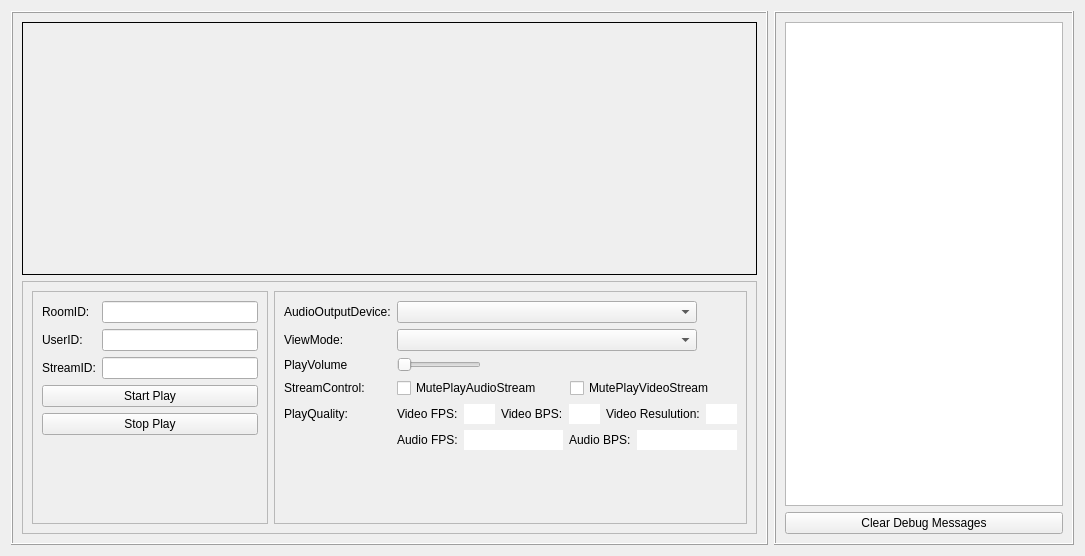
This is Play/ZegoPlayDemo.ui in zegoim/zego-express-example-topics-cpp as Qt 5 draws it before an edit. The edited form follows.
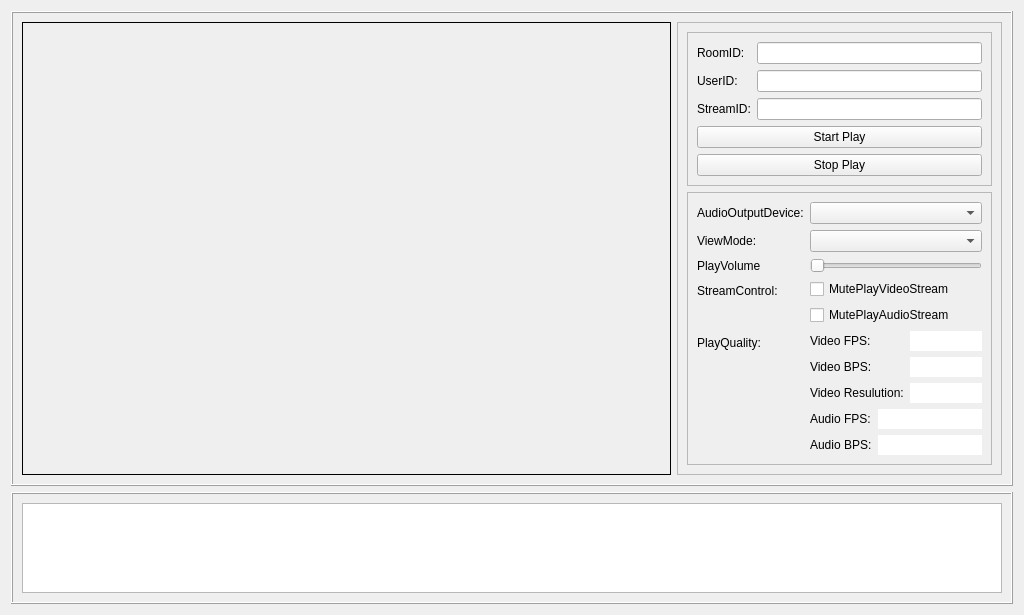
This is the edited form.

Diff of the .ui file:
```diff
--- a/Play/ZegoPlayDemo.ui
+++ b/Play/ZegoPlayDemo.ui
@@ -6,14 +6,14 @@
    <rect>
     <x>0</x>
     <y>0</y>
-    <width>1085</width>
-    <height>556</height>
+    <width>1024</width>
+    <height>615</height>
    </rect>
   </property>
   <property name="windowTitle">
    <string>Form</string>
   </property>
-  <layout class="QHBoxLayout" name="horizontalLayout" stretch="3,1">
+  <layout class="QVBoxLayout" name="verticalLayout_3" stretch="3,1">
    <item>
     <widget class="QFrame" name="frame">
      <property name="frameShape">
@@ -22,7 +22,7 @@
      <property name="frameShadow">
       <enum>QFrame::Raised</enum>
      </property>
-     <layout class="QVBoxLayout" name="verticalLayout" stretch="1,1">
+     <layout class="QHBoxLayout" name="horizontalLayout" stretch="2,1">
       <item>
        <widget class="QFrame" name="frame_remote_video">
         <property name="sizePolicy">
@@ -38,13 +38,19 @@
       </item>
       <item>
        <widget class="QFrame" name="frame_2">
+        <property name="maximumSize">
+         <size>
+          <width>500</width>
+          <height>16777215</height>
+         </size>
+        </property>
         <property name="frameShape">
          <enum>QFrame::StyledPanel</enum>
         </property>
         <property name="frameShadow">
          <enum>QFrame::Raised</enum>
         </property>
-        <layout class="QHBoxLayout" name="horizontalLayout_3" stretch="1,2">
+        <layout class="QVBoxLayout" name="verticalLayout" stretch="0,0,1">
          <item>
           <widget class="QFrame" name="frame_4">
            <property name="frameShape">
@@ -64,7 +70,7 @@
             <item row="0" column="1">
              <widget class="QLineEdit" name="lineEdit_roomID">
               <property name="sizePolicy">
-               <sizepolicy hsizetype="Preferred" vsizetype="Fixed">
+               <sizepolicy hsizetype="Preferred" vsizetype="Preferred">
                 <horstretch>0</horstretch>
                 <verstretch>0</verstretch>
                </sizepolicy>
@@ -81,7 +87,7 @@
             <item row="2" column="1">
              <widget class="QLineEdit" name="lineEdit_streamID">
               <property name="sizePolicy">
-               <sizepolicy hsizetype="Preferred" vsizetype="Fixed">
+               <sizepolicy hsizetype="Preferred" vsizetype="Preferred">
                 <horstretch>0</horstretch>
                 <verstretch>0</verstretch>
                </sizepolicy>
@@ -90,6 +96,12 @@
             </item>
             <item row="6" column="0" colspan="2">
              <widget class="QPushButton" name="pushButton_startPlay">
+              <property name="sizePolicy">
+               <sizepolicy hsizetype="Preferred" vsizetype="Preferred">
+                <horstretch>0</horstretch>
+                <verstretch>0</verstretch>
+               </sizepolicy>
+              </property>
               <property name="text">
                <string>Start Play</string>
               </property>
@@ -97,6 +109,12 @@
             </item>
             <item row="7" column="0" colspan="2">
              <widget class="QPushButton" name="pushButton_stopPlay">
+              <property name="sizePolicy">
+               <sizepolicy hsizetype="Preferred" vsizetype="Preferred">
+                <horstretch>0</horstretch>
+                <verstretch>0</verstretch>
+               </sizepolicy>
+              </property>
               <property name="text">
                <string>Stop Play</string>
               </property>
@@ -110,7 +128,14 @@
              </widget>
             </item>
             <item row="1" column="1">
-             <widget class="QLineEdit" name="lineEdit_userID"/>
+             <widget class="QLineEdit" name="lineEdit_userID">
+              <property name="sizePolicy">
+               <sizepolicy hsizetype="Preferred" vsizetype="Preferred">
+                <horstretch>0</horstretch>
+                <verstretch>0</verstretch>
+               </sizepolicy>
+              </property>
+             </widget>
             </item>
            </layout>
           </widget>
@@ -134,14 +159,14 @@
             <item row="0" column="1">
              <widget class="QComboBox" name="comboBox_audioOutputDevice">
               <property name="sizePolicy">
-               <sizepolicy hsizetype="Fixed" vsizetype="Fixed">
+               <sizepolicy hsizetype="Preferred" vsizetype="Preferred">
                 <horstretch>0</horstretch>
                 <verstretch>0</verstretch>
                </sizepolicy>
               </property>
               <property name="maximumSize">
                <size>
-                <width>300</width>
+                <width>16777215</width>
                 <height>16777215</height>
                </size>
               </property>
@@ -157,14 +182,14 @@
             <item row="1" column="1">
              <widget class="QComboBox" name="comboBox_viewmode">
               <property name="sizePolicy">
-               <sizepolicy hsizetype="Fixed" vsizetype="Fixed">
+               <sizepolicy hsizetype="Preferred" vsizetype="Preferred">
                 <horstretch>0</horstretch>
                 <verstretch>0</verstretch>
                </sizepolicy>
               </property>
               <property name="maximumSize">
                <size>
-                <width>300</width>
+                <width>16777215</width>
                 <height>16777215</height>
                </size>
               </property>
@@ -180,7 +205,7 @@
             <item row="2" column="1">
              <widget class="QSlider" name="slider_playVolume">
               <property name="sizePolicy">
-               <sizepolicy hsizetype="Fixed" vsizetype="Fixed">
+               <sizepolicy hsizetype="Preferred" vsizetype="Preferred">
                 <horstretch>0</horstretch>
                 <verstretch>0</verstretch>
                </sizepolicy>
@@ -201,14 +226,7 @@
              </widget>
             </item>
             <item row="3" column="1">
-             <layout class="QHBoxLayout" name="horizontalLayout_2">
-              <item>
-               <widget class="QCheckBox" name="checkBox_mutePlayStreamAudio">
-                <property name="text">
-                 <string>MutePlayAudioStream</string>
-                </property>
-               </widget>
-              </item>
+             <layout class="QVBoxLayout" name="verticalLayout_4">
               <item>
                <widget class="QCheckBox" name="checkBox_mutePlayStreamVideo">
                 <property name="text">
@@ -216,6 +234,13 @@
                 </property>
                </widget>
               </item>
+              <item>
+               <widget class="QCheckBox" name="checkBox_mutePlayStreamAudio">
+                <property name="text">
+                 <string>MutePlayAudioStream</string>
+                </property>
+               </widget>
+              </item>
              </layout>
             </item>
             <item row="4" column="0">
@@ -226,15 +251,15 @@
              </widget>
             </item>
             <item row="4" column="1">
-             <layout class="QHBoxLayout" name="horizontalLayout_7">
-              <item>
+             <layout class="QFormLayout" name="formLayout_3">
+              <item row="0" column="0">
                <widget class="QLabel" name="label_9">
                 <property name="text">
                  <string>Video FPS:</string>
                 </property>
                </widget>
               </item>
-              <item>
+              <item row="0" column="1">
                <widget class="QLineEdit" name="lineEdit_videoFPS">
                 <property name="frame">
                  <bool>false</bool>
@@ -244,14 +269,14 @@
                 </property>
                </widget>
               </item>
-              <item>
+              <item row="1" column="0">
                <widget class="QLabel" name="label_11">
                 <property name="text">
                  <string>Video BPS:</string>
                 </property>
                </widget>
               </item>
-              <item>
+              <item row="1" column="1">
                <widget class="QLineEdit" name="lineEdit_videoBPS">
                 <property name="frame">
                  <bool>false</bool>
@@ -261,14 +286,14 @@
                 </property>
                </widget>
               </item>
-              <item>
+              <item row="2" column="0">
                <widget class="QLabel" name="label_13">
                 <property name="text">
                  <string>Video Resulution:</string>
                 </property>
                </widget>
               </item>
-              <item>
+              <item row="2" column="1">
                <widget class="QLineEdit" name="lineEdit_resolution">
                 <property name="frame">
                  <bool>false</bool>
@@ -281,15 +306,15 @@
              </layout>
             </item>
             <item row="5" column="1">
-             <layout class="QHBoxLayout" name="horizontalLayout_6">
-              <item>
+             <layout class="QFormLayout" name="formLayout_4">
+              <item row="0" column="0">
                <widget class="QLabel" name="label_16">
                 <property name="text">
                  <string>Audio FPS:</string>
                 </property>
                </widget>
               </item>
-              <item>
+              <item row="0" column="1">
                <widget class="QLineEdit" name="lineEdit_audioFPS">
                 <property name="frame">
                  <bool>false</bool>
@@ -299,14 +324,14 @@
                 </property>
                </widget>
               </item>
-              <item>
+              <item row="1" column="0">
                <widget class="QLabel" name="label_17">
                 <property name="text">
                  <string>Audio BPS:</string>
                 </property>
                </widget>
               </item>
-              <item>
+              <item row="1" column="1">
                <widget class="QLineEdit" name="lineEdit_audioBPS">
                 <property name="frame">
                  <bool>false</bool>
@@ -321,6 +346,19 @@
            </layout>
           </widget>
          </item>
+         <item>
+          <spacer name="verticalSpacer">
+           <property name="orientation">
+            <enum>Qt::Vertical</enum>
+           </property>
+           <property name="sizeHint" stdset="0">
+            <size>
+             <width>20</width>
+             <height>40</height>
+            </size>
+           </property>
+          </spacer>
+         </item>
         </layout>
        </widget>
       </item>
@@ -365,13 +403,6 @@
         </property>
        </widget>
       </item>
-      <item>
-       <widget class="QPushButton" name="pushButton_clear_log">
-        <property name="text">
-         <string>Clear Debug Messages</string>
-        </property>
-       </widget>
-      </item>
      </layout>
     </widget>
    </item>
```
